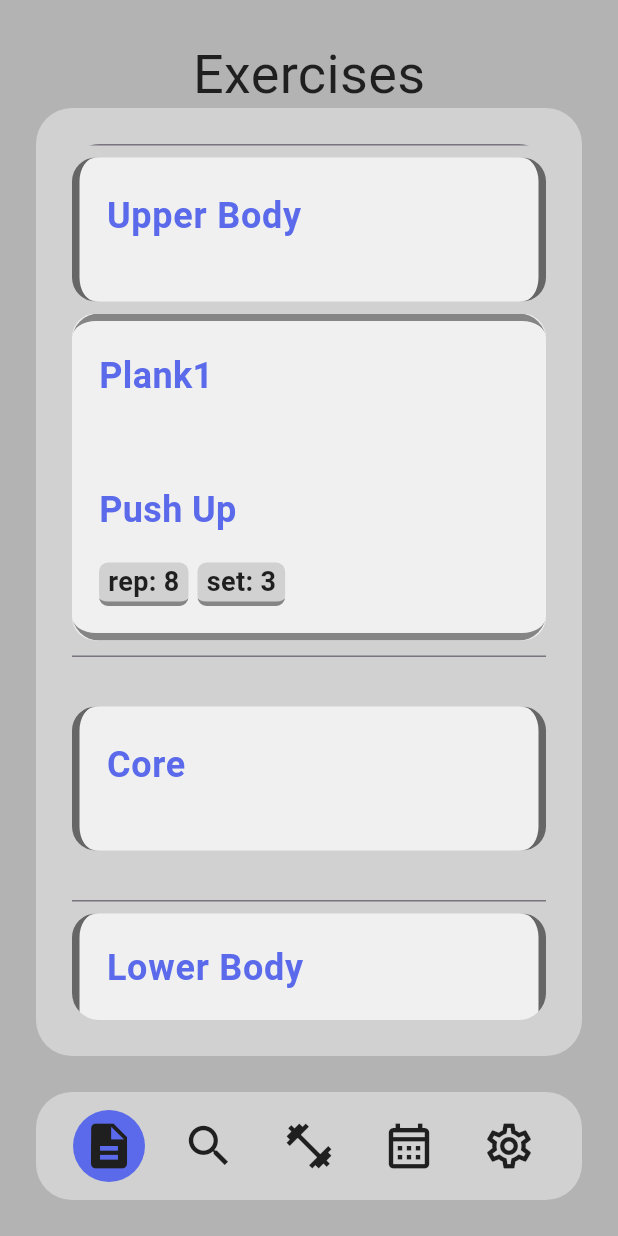
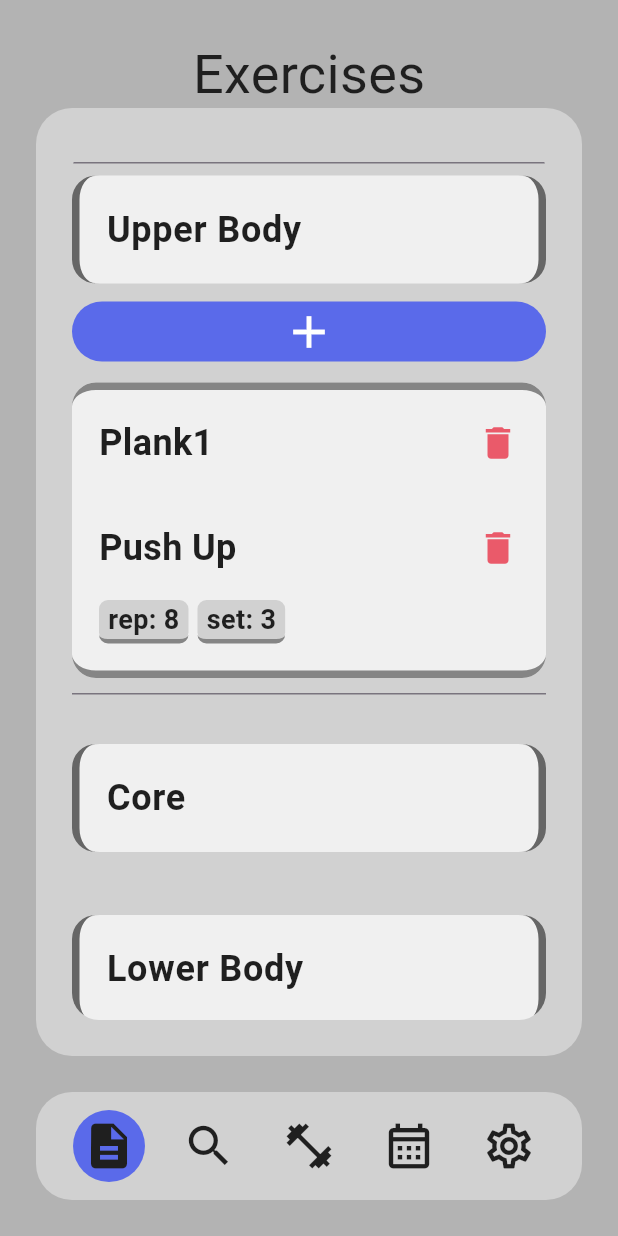
Before and after one commit to BanBanh/fit-flow, a Flutter app: the screen it shows after launch, after a tap on "Upper Body", on a phone screen of 412 x 824 dp. Run offline on Flutter 3.47's test engine with Material 3 defaults, Android fonts, the phone set to English and light mode, and no system bars; our stand-ins replace firebase_auth, firebase_core, firebase_database, hive, hive_flutter; accounts and stored records are empty.

Commit message:
no more drag to delete, delete icon button instead
title right for CListItem

```diff
--- a/lib/data/test.dart
+++ b/lib/data/test.dart
@@ -25,6 +25,12 @@ List<Exercise> exercisesTest = [
   ),
 ]..sort((a, b) => a.name.toUpperCase().compareTo(b.name.toUpperCase()));
 
-List<History> histories = [
-  History(date: Date.now(), workOutList: {'Push up': WorkOut(rep: 8, set: 3)}),
+List<History> historiesTest = [
+  History(
+    date: Date.now(),
+    workOutList: {
+      'Push up': WorkOut(rep: 8, set: 3),
+      'test': WorkOut(rep: 8, set: 3),
+    },
+  ),
 ];
--- a/lib/screens/page/exercises_page.dart
+++ b/lib/screens/page/exercises_page.dart
@@ -46,7 +46,10 @@ class _ExercisesPageState extends State<ExercisesPage> {
                 //     .map((e) => ExerciseItem(index: e.$1, exercise: e.$2))
                 //     .toList(),
                 children: [
-                  ExerciseList(Category.upperBody),
+                  Padding(
+                    padding: const EdgeInsets.only(top: 12),
+                    child: ExerciseList(Category.upperBody),
+                  ),
                   ExerciseList(Category.core),
                   ExerciseList(Category.lowerBody),
                 ],
@@ -68,6 +71,13 @@ class ExerciseList extends StatefulWidget {
 
 class _ExerciseListState extends State<ExerciseList> {
   final ExpansibleController controller = ExpansibleController();
+
+  @override
+  void dispose() {
+    super.dispose();
+    controller.dispose();
+  }
+
   @override
   Widget build(BuildContext context) {
     final bool isDarkMode = context.themeMode;
@@ -89,11 +99,8 @@ class _ExerciseListState extends State<ExerciseList> {
       expansionAnimationStyle: AnimationStyle(
         duration: Duration(milliseconds: 75),
       ),
-      initiallyExpanded: exercises.isEmpty,
-      enabled: exercises.isNotEmpty,
       title: CListItem(
         title: categoryStr,
-        widgets: exercises.isEmpty ? [CListItemItem(text: 'Empty')] : [],
         border: Border.symmetric(
           vertical: BorderSide(
             width: 5,
@@ -103,6 +110,17 @@ class _ExerciseListState extends State<ExerciseList> {
         verticalBorder: 10,
       ),
       children: [
+        FilledButton(
+          onPressed: () {},
+          style: FilledButton.styleFrom(
+            backgroundColor: MyDecor(isDarkMode).primaryColor,
+          ),
+          child: Row(
+            mainAxisAlignment: MainAxisAlignment.center,
+            children: [Icon(Icons.add, size: 36)],
+          ),
+        ),
+        SizedBox(height: 10),
         Container(
           decoration: BoxDecoration(
             borderRadius: BorderRadius.circular(16),
@@ -151,56 +169,36 @@ class _ExerciseItemState extends State<ExerciseItem> {
     final Exercise exercise = widget.exercise;
     final int index = widget.index1;
     final bool isDarkMode = context.themeMode;
-    return ClipRRect(
-      borderRadius: BorderRadiusGeometry.circular(18),
-      child: GestureDetector(
+    final List<Widget> widgetsChild = exercise.personalRecord
+        .toMap()
+        .map((key, value) {
+          MapEntry<String, Widget?> result = MapEntry(key, null);
+          if (value != null) {
+            result = MapEntry(key, CListItemItem(text: '$key: $value'));
+          }
+          return result;
+        })
+        .values
+        .where((element) => element != null)
+        .map((e) => e ?? SizedBox.shrink())
+        .toList();
+    final List<Widget> widgets = [
+      if (exercise.lastPerformed != null)
+        CListItemItem(
+          text: 'Last Performed: ${exercise.lastPerformed.toString()}',
+        ),
+      if (widgetsChild.isNotEmpty)
+        Wrap(spacing: 6, runSpacing: 6, children: widgetsChild),
+    ];
+    return CListItem(
+      title: exercise.name,
+      titleRight: GestureDetector(
         onTap: () {
-          // detail page
+          exercisesTest.removeAt(index);
+          exerciseRemoveNotifier.value = !exerciseRemoveNotifier.value;
         },
-        onHorizontalDragUpdate: (details) {
-          if (dragOffset + details.delta.dx <= 0 &&
-              dragOffset + details.delta.dx > -100) {
-            setState(() {
-              dragOffset += details.delta.dx;
-            });
-          }
-        },
-        onHorizontalDragEnd: (details) {
-          // print(dragOffset);
-          if (dragOffset < -50) {
-            // print('trash');
-            setState(() => dragOffset = 0);
-            setState(() => exercisesTest.removeAt(index));
-            exerciseRemoveNotifier.value = !exerciseRemoveNotifier.value;
-          } else {
-            // print('no trash');
-            setState(() => dragOffset = 0); // Reset if not swiped enough
-          }
-        },
-
-        child: Stack(
-          children: [
-            // Red background with trash icon (hidden initially)
-            if (dragOffset < 0)
-              Positioned.fill(
-                child: AnimatedContainer(
-                  duration: Duration(),
-                  decoration: BoxDecoration(
-                    color: Colors.red.withAlpha(
-                      (-dragOffset / 100 * 255).ceil().clamp(0, 255),
+        child: Icon(Icons.delete, color: MyDecor(isDarkMode).red, size: 28),
       ),
-                    borderRadius: BorderRadius.circular(18),
-                  ),
-                  alignment: Alignment.centerRight,
-                  padding: EdgeInsets.only(right: 20),
-                  child: Icon(Icons.delete, color: Colors.white),
-                ),
-              ),
-            // The draggable item
-            Transform.translate(
-              offset: Offset(dragOffset, 0),
-              child: CListItem(
-                title: exercise.name,
       border: Border(
         top: widget.index0 == 0
             ? BorderSide(width: 5, color: MyDecor(isDarkMode).border)
@@ -209,39 +207,7 @@ class _ExerciseItemState extends State<ExerciseItem> {
             ? BorderSide(width: 5, color: MyDecor(isDarkMode).border)
             : BorderSide.none,
       ),
-                widgets: [
-                  if (exercise.lastPerformed != null)
-                    CListItemItem(
-                      text:
-                          'Last Performed: ${exercise.lastPerformed.toString()}',
-                    ),
-                  Wrap(
-                    spacing: 6,
-                    runSpacing: 6,
-                    children: exercise.personalRecord
-                        .toMap()
-                        .map((key, value) {
-                          MapEntry<String, Widget> result = MapEntry(
-                            key,
-                            SizedBox.shrink(),
-                          );
-                          if (value != null) {
-                            result = MapEntry(
-                              key,
-                              CListItemItem(text: '$key: $value'),
-                            );
-                          }
-                          return result;
-                        })
-                        .values
-                        .toList(),
-                  ),
-                ],
-              ),
-            ),
-          ],
-        ),
-      ),
+      widgets: widgets.isNotEmpty ? widgets : null,
     );
   }
 }
--- a/lib/screens/page/history_page.dart
+++ b/lib/screens/page/history_page.dart
@@ -1,4 +1,7 @@
+import 'package:fit_flow/data/model/history.dart';
 import 'package:fit_flow/data/my_decor.dart';
+import 'package:fit_flow/data/test.dart';
+import 'package:fit_flow/widgets/custom_list_item.dart';
 import 'package:flutter/material.dart';
 
 class HistoryPage extends StatelessWidget {
@@ -21,7 +24,77 @@ class HistoryPage extends StatelessWidget {
         color: MyDecor(isDarkMode).bg,
         borderRadius: BorderRadius.circular(24),
       ),
-      child: Center(child: Text('HistoryPage')),
+      child: Container(
+        width: pageWidth,
+        height: pageHeight,
+        decoration: BoxDecoration(
+          color: MyDecor(isDarkMode).bg,
+          borderRadius: BorderRadius.circular(24),
+        ),
+        padding: EdgeInsets.all(24),
+        child: ClipRRect(
+          borderRadius: BorderRadiusGeometry.circular(18),
+          child: SingleChildScrollView(
+            child: Column(
+              spacing: 24,
+              children: [
+                ...historiesTest.map((e) {
+                  return _HistoryLiState(historyItem: e);
+                }),
+              ],
+            ),
+          ),
+        ),
+      ),
     );
   }
 }
+
+class _HistoryLiState extends StatefulWidget {
+  const _HistoryLiState({super.key, required this.historyItem});
+  final History historyItem;
+  @override
+  State<_HistoryLiState> createState() => __HistoryLiStateState();
+}
+
+class __HistoryLiStateState extends State<_HistoryLiState> {
+  final ExpansibleController controller = ExpansibleController();
+
+  @override
+  void dispose() {
+    super.dispose();
+    controller.dispose();
+  }
+
+  @override
+  Widget build(BuildContext context) {
+    final bool isDarkMode = context.themeMode;
+    final History historyItem = widget.historyItem;
+    final List<Widget> workOutList = historyItem.workOutList
+        .map((key, value) {
+          return MapEntry(key, CListItem(title: key));
+        })
+        .values
+        .toList();
+    return ExpansionTile(
+      controller: controller,
+      tilePadding: EdgeInsets.zero,
+      childrenPadding: EdgeInsets.only(bottom: 10),
+      showTrailingIcon: false,
+      expansionAnimationStyle: AnimationStyle(
+        duration: Duration(milliseconds: 75),
+      ),
+      title: CListItem(
+        title: historyItem.date.toString(),
+        border: Border.symmetric(
+          vertical: BorderSide(
+            width: 5,
+            color: MyDecor(isDarkMode).borderMuted,
+          ),
+        ),
+        verticalBorder: 10,
+      ),
+      children: historyItem.workOutList.isNotEmpty ? workOutList : [],
+    );
+  }
+}
--- a/lib/widgets/custom_list_item.dart
+++ b/lib/widgets/custom_list_item.dart
@@ -15,6 +15,7 @@ class CListItem extends StatelessWidget {
     this.imgColor,
     this.border,
     this.verticalBorder = 0,
+    this.titleRight,
   });
 
   final String imgPath;
@@ -25,6 +26,7 @@ class CListItem extends StatelessWidget {
   final IconData? iconData;
   final BoxBorder? border;
   final int verticalBorder;
+  final Widget? titleRight;
   @override
   Widget build(BuildContext context) {
     final bool isDarkMode = context.themeMode;
@@ -34,7 +36,7 @@ class CListItem extends StatelessWidget {
     Color primaryColor = MyDecor(isDarkMode).primaryColor;
     return Container(
       width: screenWidth - 48 - 48,
-      constraints: BoxConstraints(minHeight: 96),
+      // constraints: BoxConstraints(minHeight: 96),
       decoration: BoxDecoration(
         color: MyDecor(isDarkMode).bgLight,
         borderRadius: BorderRadius.circular(16),
@@ -47,10 +49,12 @@ class CListItem extends StatelessWidget {
       padding: EdgeInsets.all(18),
       child: Center(
         child: Column(
+          crossAxisAlignment: CrossAxisAlignment.center,
           spacing: 18,
-          crossAxisAlignment: CrossAxisAlignment.center,
+          mainAxisSize: MainAxisSize.min,
           children: [
             Row(
+              mainAxisAlignment: MainAxisAlignment.spaceBetween,
               spacing: 18,
               children: [
                 if (imgPath.isNotEmpty || iconData != null)
@@ -100,16 +104,16 @@ class CListItem extends StatelessWidget {
                     ),
                   ),
                 if (title.isNotEmpty)
-                  SizedBox(
-                    width: imgPath.isNotEmpty || iconData != null
-                        ? screenWidth - 48 - 48 - 18 * 2 - 60 - 18
-                        : screenWidth - 48 - 48 - 18 * 2,
+                  FittedBox(
+                    // width: imgPath.isNotEmpty || iconData != null
+                    //     ? screenWidth - 48 - 48 - 18 * 2 - 60 - 18
+                    //     : screenWidth - 48 - 48 - 18 * 2,
                     child: SingleChildScrollView(
                       scrollDirection: Axis.horizontal,
                       child: Text(
                         title,
                         style: TextStyle(
-                          color: primaryColor,
+                          color: MyDecor(isDarkMode).text,
                           fontSize: 24,
                           fontWeight: FontWeight.w600,
                         ),
@@ -126,6 +130,7 @@ class CListItem extends StatelessWidget {
                       child: titleField,
                     ),
                   ),
+                if (titleRight != null) titleRight!,
               ],
             ),
             if (widgets != null)
```
Lines whose indentation alone changed are shown as unchanged.
